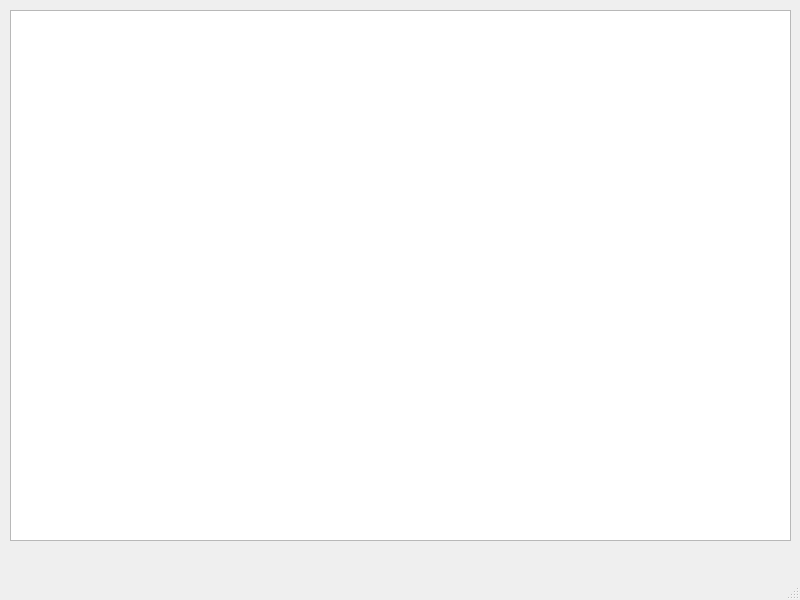
timka-123/git-coffee, file main.ui: the form before one commit.
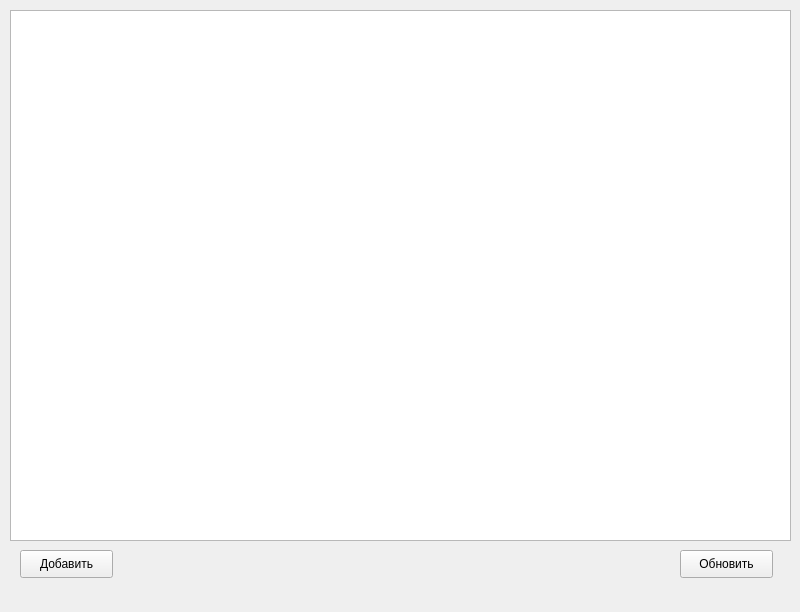
The form after the commit.

Commit message: allow to edit and create items

Diff of the .ui file:
```diff
--- a/main.ui
+++ b/main.ui
@@ -7,7 +7,7 @@
     <x>0</x>
     <y>0</y>
     <width>800</width>
-    <height>600</height>
+    <height>612</height>
    </rect>
   </property>
   <property name="windowTitle">
@@ -24,6 +24,32 @@
      </rect>
     </property>
    </widget>
+   <widget class="QPushButton" name="createButton">
+    <property name="geometry">
+     <rect>
+      <x>20</x>
+      <y>550</y>
+      <width>93</width>
+      <height>28</height>
+     </rect>
+    </property>
+    <property name="text">
+     <string>Добавить</string>
+    </property>
+   </widget>
+   <widget class="QPushButton" name="updateButton">
+    <property name="geometry">
+     <rect>
+      <x>680</x>
+      <y>550</y>
+      <width>93</width>
+      <height>28</height>
+     </rect>
+    </property>
+    <property name="text">
+     <string>Обновить</string>
+    </property>
+   </widget>
   </widget>
   <widget class="QMenuBar" name="menubar">
    <property name="geometry">
@@ -35,7 +61,6 @@
     </rect>
    </property>
   </widget>
-  <widget class="QStatusBar" name="statusbar"/>
  </widget>
  <resources/>
  <connections/>
```
The commit also changes 6 other files.
